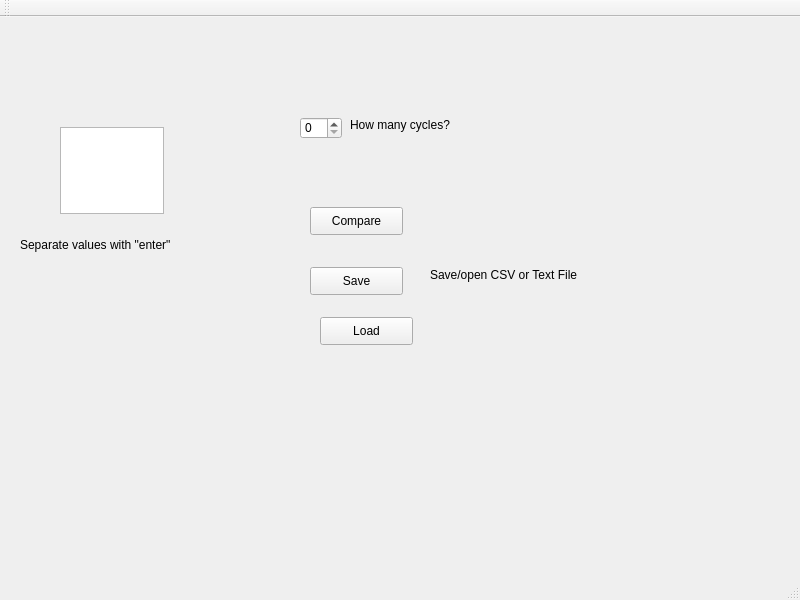
Before: the Qt Designer form ranking-app/gui/MainWindow.ui in EthanRansberger/match-based-item-ranker, drawn with Qt 5.
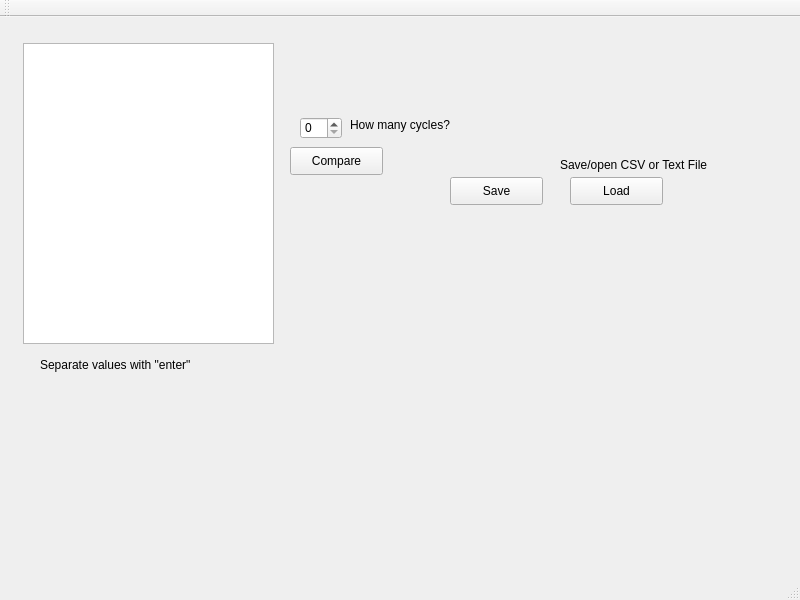
After: the same form once the commit is applied.

Commit message:
GUI now openable
GUI now openable and logic for ranking system solved

The edit to the form file:
```diff
--- a/ranking-app/gui/MainWindow.ui
+++ b/ranking-app/gui/MainWindow.ui
@@ -17,18 +17,18 @@
    <widget class="QTextEdit" name="inputList">
     <property name="geometry">
      <rect>
-      <x>60</x>
-      <y>110</y>
-      <width>104</width>
-      <height>87</height>
+      <x>23</x>
+      <y>26</y>
+      <width>251</width>
+      <height>301</height>
      </rect>
     </property>
    </widget>
    <widget class="QLabel" name="listRulesLabel">
     <property name="geometry">
      <rect>
-      <x>20</x>
-      <y>220</y>
+      <x>40</x>
+      <y>340</y>
       <width>201</width>
       <height>16</height>
      </rect>
@@ -63,8 +63,8 @@
    <widget class="QPushButton" name="compareButton">
     <property name="geometry">
      <rect>
-      <x>310</x>
-      <y>190</y>
+      <x>290</x>
+      <y>130</y>
       <width>93</width>
       <height>28</height>
      </rect>
@@ -76,8 +76,8 @@
    <widget class="QPushButton" name="saveListButton">
     <property name="geometry">
      <rect>
-      <x>310</x>
-      <y>250</y>
+      <x>450</x>
+      <y>160</y>
       <width>93</width>
       <height>28</height>
      </rect>
@@ -89,8 +89,8 @@
    <widget class="QPushButton" name="loadListButton">
     <property name="geometry">
      <rect>
-      <x>320</x>
-      <y>300</y>
+      <x>570</x>
+      <y>160</y>
       <width>93</width>
       <height>28</height>
      </rect>
@@ -102,8 +102,8 @@
    <widget class="QLabel" name="saveRulesLabel">
     <property name="geometry">
      <rect>
-      <x>430</x>
-      <y>250</y>
+      <x>560</x>
+      <y>140</y>
       <width>201</width>
       <height>16</height>
      </rect>
@@ -112,6 +112,17 @@
      <string>Save/open CSV or Text File</string>
     </property>
    </widget>
+   <widget class="QWidget" name="horizontalLayoutWidget">
+    <property name="geometry">
+     <rect>
+      <x>299</x>
+      <y>209</y>
+      <width>471</width>
+      <height>321</height>
+     </rect>
+    </property>
+    <layout class="QHBoxLayout" name="widgetLayout"/>
+   </widget>
   </widget>
   <widget class="QMenuBar" name="menubar">
    <property name="geometry">
```
The commit also changes 3 other files.
